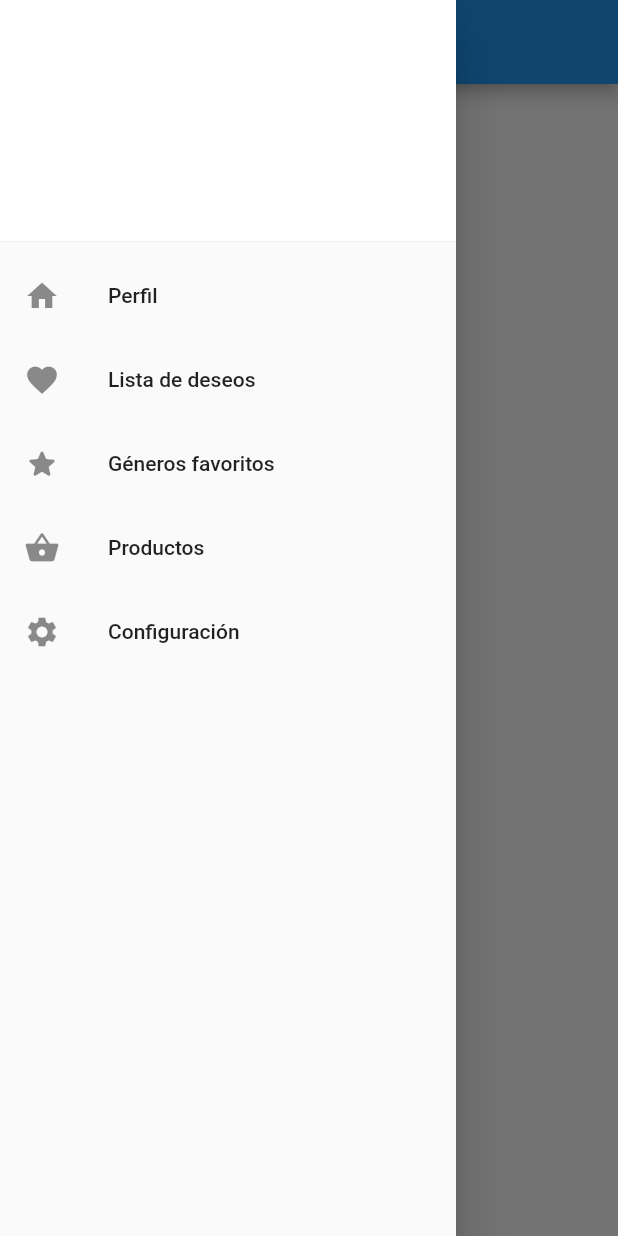
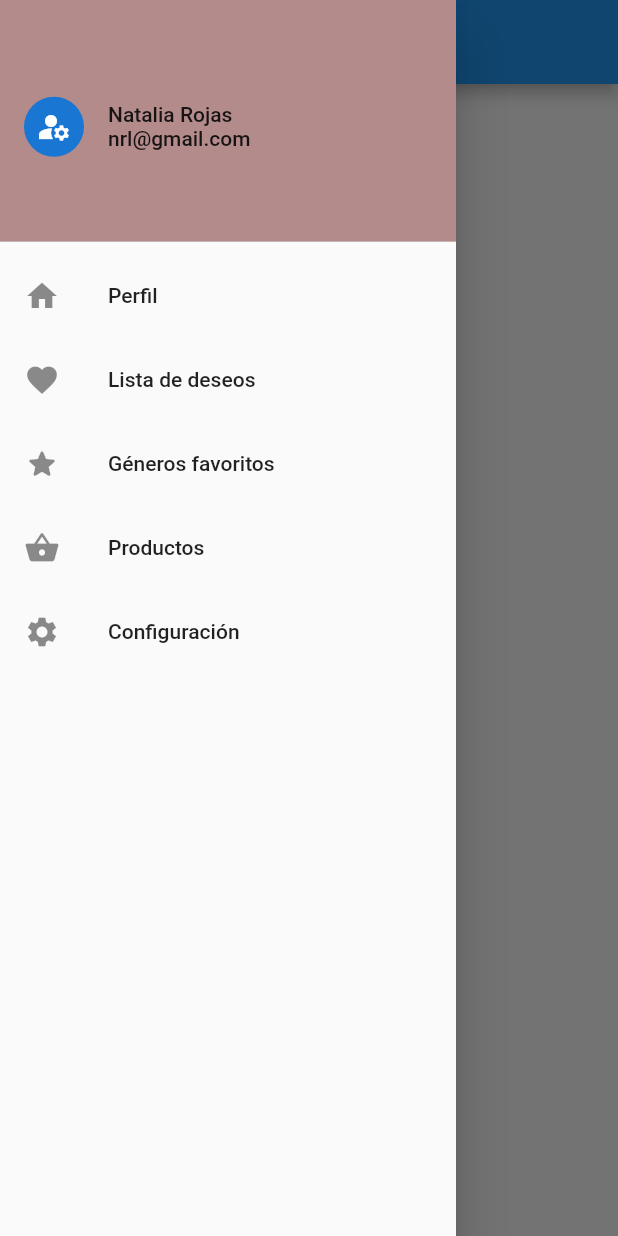
Before and after one commit to Nati0010/Myapp, a Flutter app: the DrawerWidget screen opened directly, with the side drawer open, on a phone screen of 412 x 824 dp. Run offline on Flutter 3.47's test engine with Material 2 defaults, Android fonts, the phone set to English and light mode, and no system bars.

Commit message:
drawerheader

```diff
--- a/lib/widgets/drawer.dart
+++ b/lib/widgets/drawer.dart
@@ -12,36 +12,30 @@ class DrawerWidget extends StatelessWidget {
   drawer: Drawer(
     child: ListView(
       padding: EdgeInsets.zero,
-      children: const <Widget>[
+      children: <Widget>[
         DrawerHeader(
-          decoration: BoxDecoration(
-            color: Colors.white
+          decoration: const BoxDecoration(
+            color: Color.fromARGB(255, 179, 139, 139)
           ),
-          child: Text(
-            'Drawer Header',
-            style: TextStyle(
-              color: Colors.white,
-              fontSize: 24,
-            ),
-          ),
+          child: _header(),
         ),
-        ListTile(
+        const  ListTile(
           leading: Icon(Icons.home),
           title: Text('Perfil'),
         ),
-        ListTile(
+        const ListTile(
           leading: Icon(Icons.favorite),
           title: Text('Lista de deseos'),
         ),
-        ListTile(
+        const  ListTile(
           leading: Icon(Icons.star_rounded),
           title: Text('Géneros favoritos'),
         ),
-        ListTile(
+        const ListTile(
           leading: Icon(Icons.shopping_basket),
           title: Text('Productos'),
         ),
-        ListTile(
+        const  ListTile(
           leading: Icon(Icons.settings),
           title: Text('Configuración'),
         ),
@@ -50,6 +44,29 @@ class DrawerWidget extends StatelessWidget {
   ),
 );
   }
+
+  Widget _header(){
+    //Consultar los datos de la cabecera
+    final image = Icon (Icons.manage_accounts);
+    final name = "Natalia Rojas";
+    final email = "nrl@gmail.com";
+
+    return Row ( children: [
+      CircleAvatar(child: image,
+      ),
+      const SizedBox(
+        width: 16,
+      ),
+      Column(
+        crossAxisAlignment: CrossAxisAlignment.start,
+        mainAxisSize: MainAxisSize.min,
+        children:[
+        Text (name),
+        Text (email),
+      ],)
+    ],
+    );
+  }
 }
 
 //hacer arribita la foto del cliente y su correo
```
